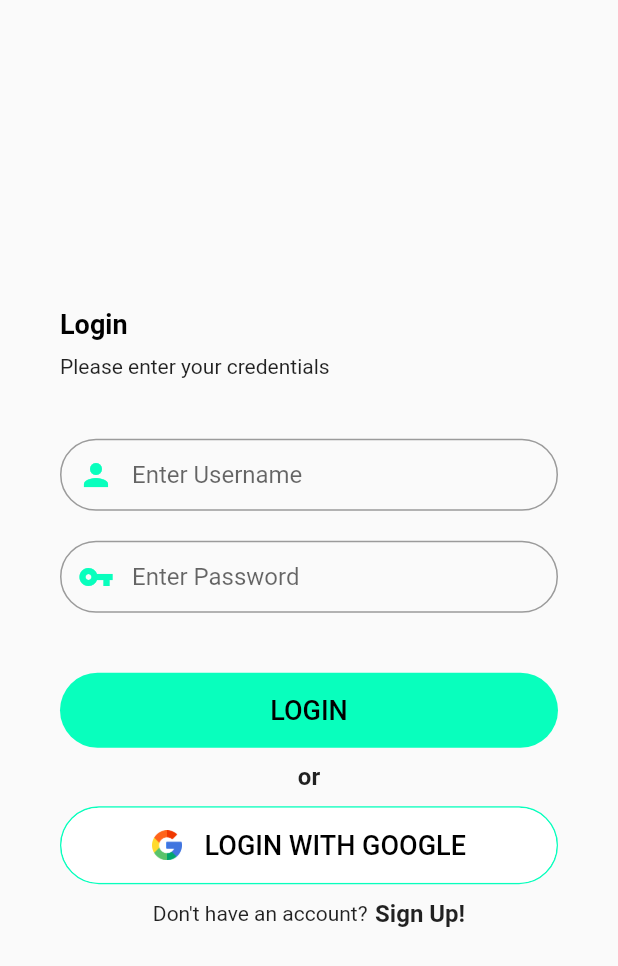
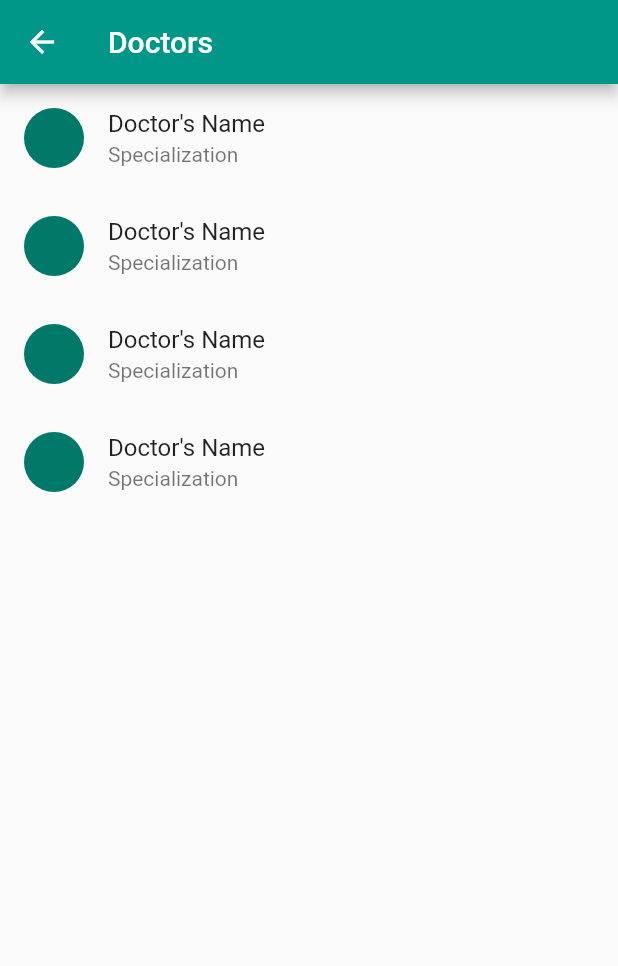
Before and after one commit to harshthakur066/Medline, a Flutter app: the PatientLoginScreen screen opened directly, after a tap on "LOGIN", on a phone screen of 412 x 824 dp. Shown: the top 966 px of the screen. Run offline on Flutter 3.47's test engine with Material 2 defaults, Android fonts, the phone set to English and light mode, and no system bars.

Commit message:
Doctor profile added

```diff
--- /dev/null
+++ b/lib/pages/home.dart
@@ -0,0 +1,44 @@
+import 'package:flutter/material.dart';
+import 'package:medline/pages/doctor_profile.dart';
+
+class HomePage extends StatefulWidget {
+  @override
+  _HomePageState createState() => _HomePageState();
+}
+
+class _HomePageState extends State<HomePage> {
+  @override
+  Widget build(BuildContext context) {
+    return Scaffold(
+      appBar: AppBar(title: Text('Doctors')),
+      body: ListView(
+        children: [
+          ListTile(
+            title: Text('Doctor\'s Name'),
+            leading: CircleAvatar(),
+            subtitle: Text('Specialization'),
+            onTap: () {
+              Navigator.push(
+                  context, MaterialPageRoute(builder: (context) => Doctor()));
+            },
+          ),
+          ListTile(
+            title: Text('Doctor\'s Name'),
+            leading: CircleAvatar(),
+            subtitle: Text('Specialization'),
+          ),
+          ListTile(
+            title: Text('Doctor\'s Name'),
+            leading: CircleAvatar(),
+            subtitle: Text('Specialization'),
+          ),
+          ListTile(
+            title: Text('Doctor\'s Name'),
+            leading: CircleAvatar(),
+            subtitle: Text('Specialization'),
+          ),
+        ],
+      ),
+    );
+  }
+}
--- a/lib/patient/psignup.dart
+++ b/lib/pages/patient/plogin.dart
@@ -1,7 +1,9 @@
 import 'package:flutter/material.dart';
-import 'package:medline/patient/plogin.dart';
 
-class PatientSignupScreen extends StatelessWidget {
+import '../home.dart';
+import 'psignup.dart';
+
+class PatientLoginScreen extends StatelessWidget {
   @override
   Widget build(BuildContext context) {
     final phoneHeight = MediaQuery.of(context).size.height;
@@ -16,7 +18,7 @@ class PatientSignupScreen extends StatelessWidget {
             crossAxisAlignment: CrossAxisAlignment.start,
             children: <Widget>[
               Text(
-                'Sign Up',
+                'Login',
                 style: TextStyle(
                   color: Colors.black,
                   fontSize: 18,
@@ -25,7 +27,7 @@ class PatientSignupScreen extends StatelessWidget {
               ),
               SizedBox(height: 10),
               Text('Please enter your credentials'),
-              SizedBox(height: 20),
+              SizedBox(height: 40),
               Container(
                 decoration: BoxDecoration(
                   borderRadius: BorderRadius.circular(30),
@@ -37,6 +39,7 @@ class PatientSignupScreen extends StatelessWidget {
                       //obscureText: obscureText,
                       decoration: InputDecoration(
                         hintText: 'Enter Username',
+                        // prefix: Icon(Icons.person, color: Colors.orange),
                         prefixIcon:
                             Icon(Icons.person, color: Color(0xFF08ffbd)),
                         contentPadding:
@@ -49,43 +52,12 @@ class PatientSignupScreen extends StatelessWidget {
                         ),
                       ),
                     ),
-                    SizedBox(height: 10),
-                    TextField(
-                      //obscureText: obscureText,
-                      decoration: InputDecoration(
-                        hintText: 'Enter Mobile Number',
-                        prefixIcon: Icon(Icons.phone, color: Color(0xFF08ffbd)),
-                        contentPadding:
-                            EdgeInsets.symmetric(vertical: 0, horizontal: 10),
-                        border: OutlineInputBorder(
-                          borderSide: BorderSide(
-                            color: Colors.grey[400],
-                          ),
-                          borderRadius: BorderRadius.circular(50),
-                        ),
-                      ),
-                    ),
-                    SizedBox(height: 10),
-                    TextField(
-                      //obscureText: obscureText,
-                      decoration: InputDecoration(
-                        hintText: 'Enter Email ID',
-                        prefixIcon: Icon(Icons.email, color: Color(0xFF08ffbd)),
-                        contentPadding:
-                            EdgeInsets.symmetric(vertical: 0, horizontal: 10),
-                        border: OutlineInputBorder(
-                          borderSide: BorderSide(
-                            color: Colors.grey[400],
-                          ),
-                          borderRadius: BorderRadius.circular(50),
-                        ),
-                      ),
-                    ),
-                    SizedBox(height: 10),
+                    SizedBox(height: 20),
                     TextField(
                       //obscureText: obscureText,
                       decoration: InputDecoration(
                         hintText: 'Enter Password',
+                        // prefix: Icon(Icons.vpn_key, color: Colors.orange),
                         prefixIcon:
                             Icon(Icons.vpn_key, color: Color(0xFF08ffbd)),
                         contentPadding:
@@ -98,10 +70,13 @@ class PatientSignupScreen extends StatelessWidget {
                         ),
                       ),
                     ),
-                    SizedBox(height: 20),
+                    SizedBox(height: 40),
                     MaterialButton(
-                      onPressed: () {},
-                      child: Text('SIGN UP',
+                      onPressed: () {
+                        Navigator.of(context).push(MaterialPageRoute(
+                            builder: (context) => HomePage()));
+                      },
+                      child: Text('LOGIN',
                           style: TextStyle(color: Colors.black, fontSize: 18)),
                       height: 50,
                       minWidth: double.infinity,
@@ -110,20 +85,55 @@ class PatientSignupScreen extends StatelessWidget {
                       shape: RoundedRectangleBorder(
                           borderRadius: BorderRadius.circular(50)),
                     ),
-
+                    SizedBox(height: 10),
+                    Text('or',
+                        style: TextStyle(
+                            fontWeight: FontWeight.bold, fontSize: 16)),
+                    SizedBox(height: 10),
+                    Container(
+                      decoration: BoxDecoration(
+                          borderRadius: BorderRadius.circular(50),
+                          border: Border(
+                            bottom: BorderSide(color: Color(0xFF08ffbd)),
+                            top: BorderSide(color: Color(0xFF08ffbd)),
+                            left: BorderSide(color: Color(0xFF08ffbd)),
+                            right: BorderSide(color: Color(0xFF08ffbd)),
+                          )),
+                      child: MaterialButton(
+                        onPressed: () {
+                          //Navigator.of(context).push(MaterialPageRoute(builder: (context) => HomePage()));
+                        },
+                        child: Row(
+                          mainAxisAlignment: MainAxisAlignment.center,
+                          children: [
+                            Image.asset('asset/ui.png', height: 20),
+                            SizedBox(width: 15),
+                            Text('LOGIN WITH GOOGLE',
+                                style: TextStyle(
+                                    color: Colors.black, fontSize: 18)),
+                          ],
+                        ),
+                        height: 50,
+                        minWidth: double.infinity,
+                        color: Colors.white,
+                        elevation: 0,
+                        shape: RoundedRectangleBorder(
+                            borderRadius: BorderRadius.circular(50)),
+                      ),
+                    ),
                     SizedBox(height: 10),
                     GestureDetector(
                       onTap: () {
                         Navigator.of(context).push(MaterialPageRoute(
-                            builder: (context) => PatientLoginScreen()));
+                            builder: (context) => PatientSignupScreen()));
                       },
                       child: Row(
                         mainAxisAlignment: MainAxisAlignment.center,
                         children: [
-                          Text('Already Registered?'),
+                          Text('Don\'t have an account?'),
                           SizedBox(width: 5),
                           Text(
-                            'Login!',
+                            'Sign Up!',
                             style: TextStyle(
                               fontWeight: FontWeight.bold,
                               fontSize: 16,
--- a/lib/patient/plogin.dart
+++ b/lib/pages/patient/psignup.dart
@@ -1,7 +1,7 @@
 import 'package:flutter/material.dart';
-import 'package:medline/patient/psignup.dart';
+import 'package:medline/pages/patient/plogin.dart';
 
-class PatientLoginScreen extends StatelessWidget {
+class PatientSignupScreen extends StatelessWidget {
   @override
   Widget build(BuildContext context) {
     final phoneHeight = MediaQuery.of(context).size.height;
@@ -16,7 +16,7 @@ class PatientLoginScreen extends StatelessWidget {
             crossAxisAlignment: CrossAxisAlignment.start,
             children: <Widget>[
               Text(
-                'Login',
+                'Sign Up',
                 style: TextStyle(
                   color: Colors.black,
                   fontSize: 18,
@@ -25,7 +25,7 @@ class PatientLoginScreen extends StatelessWidget {
               ),
               SizedBox(height: 10),
               Text('Please enter your credentials'),
-              SizedBox(height: 40),
+              SizedBox(height: 20),
               Container(
                 decoration: BoxDecoration(
                   borderRadius: BorderRadius.circular(30),
@@ -37,8 +37,8 @@ class PatientLoginScreen extends StatelessWidget {
                       //obscureText: obscureText,
                       decoration: InputDecoration(
                         hintText: 'Enter Username',
-                        // prefix: Icon(Icons.person, color: Colors.orange),
-                        prefixIcon: Icon(Icons.person, color:Color(0xFF08ffbd)),
+                        prefixIcon:
+                            Icon(Icons.person, color: Color(0xFF08ffbd)),
                         contentPadding:
                             EdgeInsets.symmetric(vertical: 0, horizontal: 10),
                         border: OutlineInputBorder(
@@ -49,14 +49,12 @@ class PatientLoginScreen extends StatelessWidget {
                         ),
                       ),
                     ),
-
-                    SizedBox(height: 20),
+                    SizedBox(height: 10),
                     TextField(
                       //obscureText: obscureText,
                       decoration: InputDecoration(
-                        hintText: 'Enter Password',
-                        // prefix: Icon(Icons.vpn_key, color: Colors.orange),
-                        prefixIcon: Icon(Icons.vpn_key, color: Color(0xFF08ffbd)),
+                        hintText: 'Enter Mobile Number',
+                        prefixIcon: Icon(Icons.phone, color: Color(0xFF08ffbd)),
                         contentPadding:
                             EdgeInsets.symmetric(vertical: 0, horizontal: 10),
                         border: OutlineInputBorder(
@@ -67,12 +65,43 @@ class PatientLoginScreen extends StatelessWidget {
                         ),
                       ),
                     ),
-                    SizedBox(height: 40),
+                    SizedBox(height: 10),
+                    TextField(
+                      //obscureText: obscureText,
+                      decoration: InputDecoration(
+                        hintText: 'Enter Email ID',
+                        prefixIcon: Icon(Icons.email, color: Color(0xFF08ffbd)),
+                        contentPadding:
+                            EdgeInsets.symmetric(vertical: 0, horizontal: 10),
+                        border: OutlineInputBorder(
+                          borderSide: BorderSide(
+                            color: Colors.grey[400],
+                          ),
+                          borderRadius: BorderRadius.circular(50),
+                        ),
+                      ),
+                    ),
+                    SizedBox(height: 10),
+                    TextField(
+                      //obscureText: obscureText,
+                      decoration: InputDecoration(
+                        hintText: 'Enter Password',
+                        prefixIcon:
+                            Icon(Icons.vpn_key, color: Color(0xFF08ffbd)),
+                        contentPadding:
+                            EdgeInsets.symmetric(vertical: 0, horizontal: 10),
+                        border: OutlineInputBorder(
+                          borderSide: BorderSide(
+                            color: Colors.grey[400],
+                          ),
+                          borderRadius: BorderRadius.circular(50),
+                        ),
+                      ),
+                    ),
+                    SizedBox(height: 20),
                     MaterialButton(
-                      onPressed: () {
-                        //Navigator.of(context).push(MaterialPageRoute(builder: (context) => HomePage()));
-                      },
-                      child: Text('LOGIN',
+                      onPressed: () {},
+                      child: Text('SIGN UP',
                           style: TextStyle(color: Colors.black, fontSize: 18)),
                       height: 50,
                       minWidth: double.infinity,
@@ -82,51 +111,18 @@ class PatientLoginScreen extends StatelessWidget {
                           borderRadius: BorderRadius.circular(50)),
                     ),
                     SizedBox(height: 10),
-                    Text('or', style: TextStyle(fontWeight: FontWeight.bold, fontSize: 16)),
-                    SizedBox(height: 10),
-                    Container(
-                      decoration: BoxDecoration(
-                        borderRadius: BorderRadius.circular(50),
-                        border: Border(
-                          bottom: BorderSide(color: Color(0xFF08ffbd)),
-                          top: BorderSide(color: Color(0xFF08ffbd)),
-                          left: BorderSide(color: Color(0xFF08ffbd)),
-                          right: BorderSide(color: Color(0xFF08ffbd)),
-                        )
-                      ),
-                      child: MaterialButton(
-                        onPressed: () {
-                          //Navigator.of(context).push(MaterialPageRoute(builder: (context) => HomePage()));
-                        },
-                        child: Row(
-                          mainAxisAlignment: MainAxisAlignment.center,
-                          children: [
-                            Image.asset('asset/ui.png', height: 20),
-                            SizedBox(width: 15),
-                            Text('LOGIN WITH GOOGLE',
-                                style: TextStyle(color: Colors.black, fontSize: 18)),
-                          ],
-                        ),
-                        height: 50,
-                        minWidth: double.infinity,
-                        color: Colors.white,
-                        elevation: 0,
-                        shape: RoundedRectangleBorder(
-                            borderRadius: BorderRadius.circular(50)),
-                      ),
-                    ),
-                    SizedBox(height: 10),
                     GestureDetector(
                       onTap: () {
-                        Navigator.of(context).push(MaterialPageRoute(builder: (context) => PatientSignupScreen()));
+                        Navigator.of(context).push(MaterialPageRoute(
+                            builder: (context) => PatientLoginScreen()));
                       },
                       child: Row(
                         mainAxisAlignment: MainAxisAlignment.center,
                         children: [
-                          Text('Don\'t have an account?'),
+                          Text('Already Registered?'),
                           SizedBox(width: 5),
                           Text(
-                            'Sign Up!',
+                            'Login!',
                             style: TextStyle(
                               fontWeight: FontWeight.bold,
                               fontSize: 16,
--- a/pubspec.yaml
+++ b/pubspec.yaml
@@ -46,7 +46,7 @@ flutter:
 
   # To add assets to your application, add an assets section, like this:
   assets:
-    - asset/ui.png
+    - asset/
   #   - images/a_dot_ham.jpeg
 
   # An image asset can refer to one or more resolution-specific "variants", see
```
Also changed, not shown: lib/pages/doctor/dlogin.dart (+7 -5 lines), lib/pages/doctor_profile.dart (added, +52 -0 lines), lib/pages/landing.dart (+5 -4 lines), asset/doctor.jpg (added).
